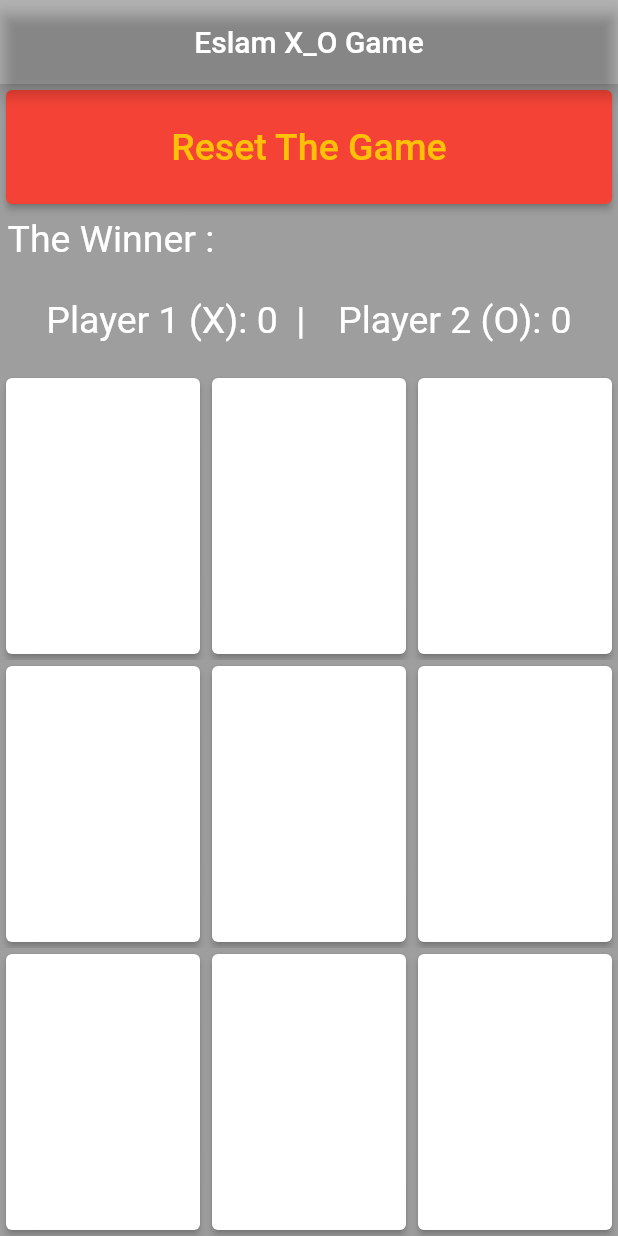
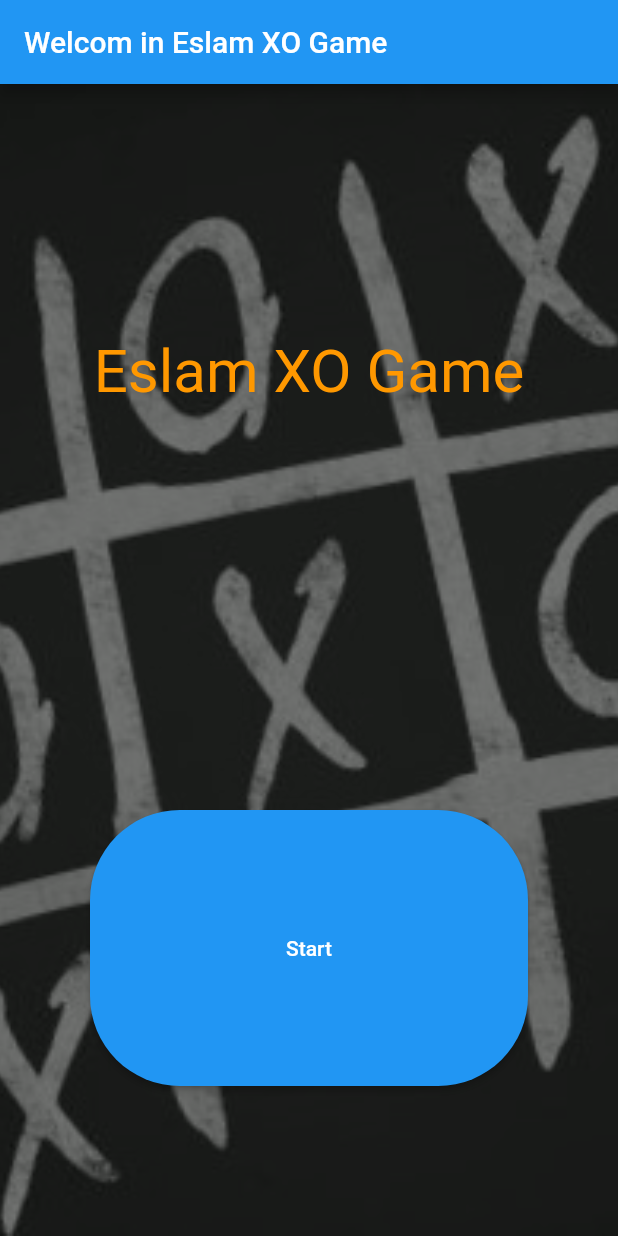
Before and after one commit to Eslam-Alaa-ZX/XO-Game, a Flutter app: the screen it shows after launch, on a phone screen of 412 x 824 dp. Run offline on Flutter 3.47's test engine with Material 2 defaults, Android fonts, the phone set to English and light mode, and no system bars.

Commit message:
Finish The Home Screen connect the Home Screen with main.dart

```diff
--- /dev/null
+++ b/lib/HomeScreen.dart
@@ -0,0 +1,42 @@
+import 'package:flutter/material.dart';
+
+class HomeScreen extends StatelessWidget{
+  static final routeName='Home';
+  @override
+  Widget build(BuildContext context) {
+    // TODO: implement build
+    return Scaffold(
+      appBar: AppBar(title: Text('Welcom in Eslam XO Game'),),
+      body: Container(
+        decoration: BoxDecoration(image: DecorationImage(image: AssetImage('assets/imag/XO2.jpg'),fit: BoxFit.cover,)),
+        child: Container(
+          decoration: BoxDecoration(color: Color.fromARGB(138, 4, 7, 4)),
+          child: Column(
+            mainAxisAlignment: MainAxisAlignment.center,
+            children: [
+              Expanded(child: Row(children: [Text('Eslam XO Game',style: TextStyle(fontSize: 40,color: Colors.orange,),)],mainAxisAlignment: MainAxisAlignment.center)),
+              Expanded(
+                child: Row(
+                  mainAxisAlignment: MainAxisAlignment.spaceAround,
+                  crossAxisAlignment: CrossAxisAlignment.stretch,
+                  children: [
+                    Expanded(
+                      child: Container(
+                        margin: EdgeInsets.symmetric(vertical: 100,horizontal: 60),
+                        child: ElevatedButton(
+                          style: ElevatedButton.styleFrom(shape: RoundedRectangleBorder(borderRadius: BorderRadius.circular(60))),
+                           onPressed: (){},
+                          child: Text('Start'),),
+                      ),
+                    ),
+                  ],),
+              ),
+
+
+            ],
+          ),
+        ),
+      ),
+    );
+  }
+}
--- a/lib/main.dart
+++ b/lib/main.dart
@@ -1,4 +1,5 @@
 import 'package:flutter/material.dart';
+import 'package:flutter3/HomeScreen.dart';
 import 'package:flutter3/X_O_Game.dart';
 
 void main(){
@@ -11,14 +12,10 @@ class MyApp extends StatelessWidget{
     // TODO: implement build
     return MaterialApp(
       title: 'My X_O Game',
-      home: Scaffold(
-        appBar: AppBar(
-          centerTitle: true,
-          backgroundColor: Colors.black26,
-          title: Text('Eslam X_O Game'),
-        ),
-        body: X_O_Game(),
-      ),
+      routes: {
+        HomeScreen.routeName :(context){return HomeScreen();}
+      },
+      initialRoute: HomeScreen.routeName,
     );
   }
 }
--- a/pubspec.yaml
+++ b/pubspec.yaml
@@ -58,9 +58,8 @@ flutter:
   uses-material-design: true
 
   # To add assets to your application, add an assets section, like this:
-  # assets:
-  #   - images/a_dot_burr.jpeg
-  #   - images/a_dot_ham.jpeg
+  assets:
+    - assets/imag/
 
   # An image asset can refer to one or more resolution-specific "variants", see
   # https://flutter.dev/assets-and-images/#resolution-aware.
```
Also changed, not shown: assets/imag/XO2.jpg (added).
